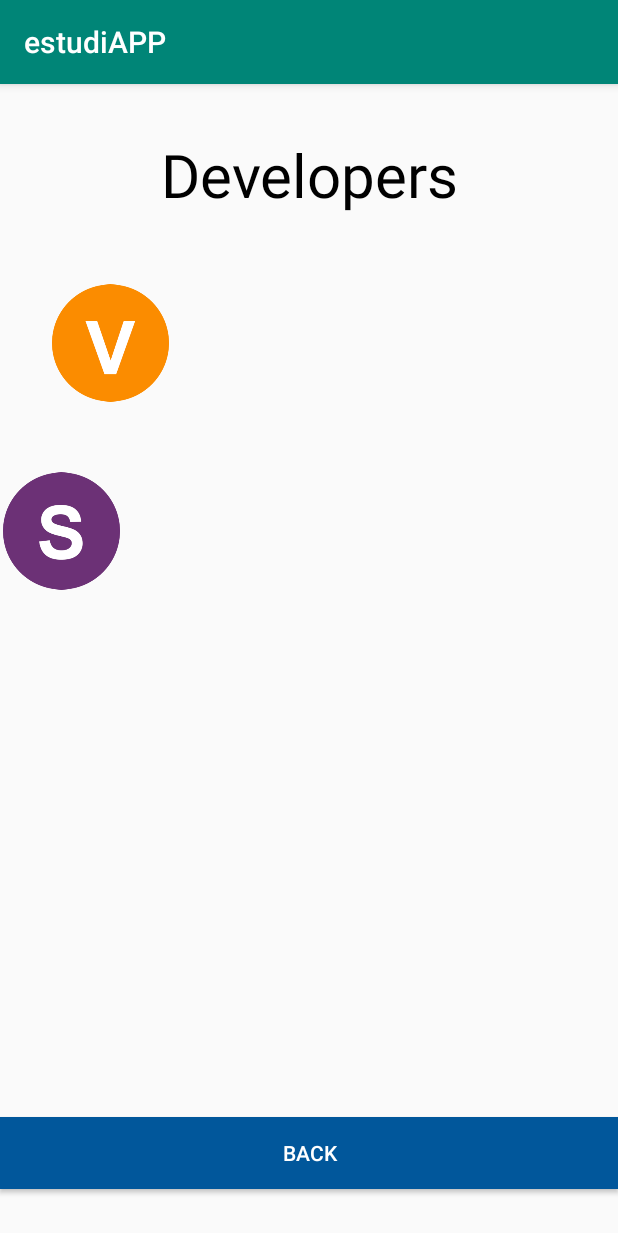
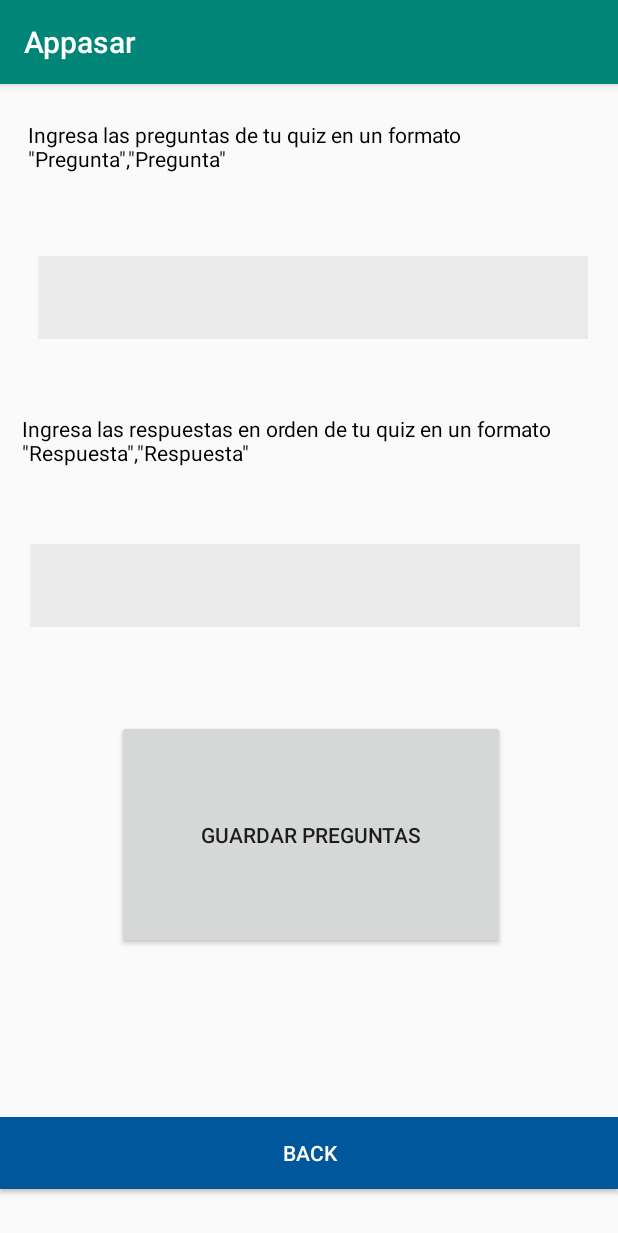
Before and after one commit to anamartinezsan/estudiAPP, an Android app: the DeveloperActivity screen opened directly, with no data from a screen before it, on a phone screen of 412 x 824 dp. Shown: the top 1233 px of the screen. Run offline under Robolectric (Android 15) with nearby library versions, the light colour scheme and no system bars.

Commit message:
crear quiz parte 1

```diff
--- a/app/src/main/AndroidManifest.xml
+++ b/app/src/main/AndroidManifest.xml
@@ -5,7 +5,7 @@
     <application
         android:allowBackup="true"
         android:icon="@mipmap/ic_launcher"
-        android:label="@string/app_name"
+        android:label="Appasar"
         android:roundIcon="@mipmap/ic_launcher_round"
         android:supportsRtl="true"
         android:theme="@style/AppTheme">
--- a/app/src/main/java/com/example/estudiapp/MainActivity.java
+++ b/app/src/main/java/com/example/estudiapp/MainActivity.java
@@ -17,15 +17,15 @@ public class MainActivity extends AppCompatActivity {
 
         Button startbutton=(Button)findViewById(R.id.button);
         Button aboutbutton=(Button)findViewById(R.id.button2);
-        final EditText nametext=(EditText)findViewById(R.id.editName);
+        //final EditText nametext=(EditText)findViewById(R.id.editName);
 
         startbutton.setOnClickListener(new View.OnClickListener() {
             @Override
             public void onClick(View v) {
-                String name=nametext.getText().toString();
+                //String name=nametext.getText().toString();
                 Intent intent=new Intent(getApplicationContext(),options.class);
                 startActivity(intent);
-                intent.putExtra("myname",name);
+                //intent.putExtra("myname",name);
             }
         });
 
--- a/app/src/main/res/layout/activity_developer.xml
+++ b/app/src/main/res/layout/activity_developer.xml
@@ -3,108 +3,89 @@
     xmlns:tools="http://schemas.android.com/tools"
     android:layout_width="match_parent"
     android:layout_height="match_parent"
+    android:label="Agregar Preguntas"
     tools:context=".DeveloperActivity">
 
     <TextView
-        android:layout_width="fill_parent"
+        android:id="@+id/textView"
+        android:layout_width="377dp"
         android:layout_height="wrap_content"
-        android:textAppearance="?android:attr/textAppearanceLarge"
-        android:text="Developers"
+        android:layout_alignParentTop="true"
+        android:layout_alignParentEnd="true"
+        android:layout_marginTop="24dp"
+        android:layout_marginEnd="16dp"
+        android:text='Ingresa las preguntas de tu quiz en un formato "Pregunta","Pregunta"'
+        android:textColor="@android:color/background_dark"
+        android:textSize="14sp"
+        tools:visibility="visible" />
+
+    <TextView
         android:id="@+id/textView2"
-        android:layout_marginTop="33dp"
-        android:textSize="40dp"
-        android:layout_alignParentTop="true"
-        android:textColor="#000000"
-        android:textAlignment="center"
-        android:layout_alignParentEnd="false"
-        android:layout_alignParentStart="false"
-        android:autoText="true"
-        android:layout_alignParentRight="false" />
+        android:layout_width="377dp"
+        android:layout_height="wrap_content"
+        android:layout_below="@+id/preguntas"
+        android:layout_alignParentEnd="true"
+        android:layout_marginTop="50dp"
+        android:layout_marginEnd="20dp"
+        android:text='Ingresa las respuestas en orden de tu quiz en un formato "Respuesta","Respuesta"'
+        android:textColor="@android:color/background_dark"
+        android:textSize="14sp"
+        tools:visibility="visible" />
+
+    <EditText
+        android:id="@+id/preguntas"
+        android:layout_width="366dp"
+        android:layout_height="55dp"
+        android:layout_below="@+id/textView"
+        android:layout_alignParentStart="true"
+        android:layout_alignParentEnd="true"
+        android:layout_marginStart="25dp"
+        android:layout_marginTop="55dp"
+        android:layout_marginEnd="20dp"
+        android:background="#EBEBEB"
+        android:ems="10"
+        android:inputType="textPersonName"
+        android:textSize="14sp" />
+
+    <EditText
+        android:id="@+id/respuestas"
+        android:layout_width="366dp"
+        android:layout_height="55dp"
+        android:layout_below="@+id/textView2"
+        android:layout_alignParentStart="true"
+        android:layout_alignParentEnd="true"
+        android:layout_marginStart="20dp"
+        android:layout_marginTop="51dp"
+        android:layout_marginEnd="25dp"
+        android:background="#EBEBEB"
+        android:ems="10"
+        android:inputType="textPersonName"
+        android:textSize="14sp" />
 
     <Button
+        android:id="@+id/button4"
         android:layout_width="match_parent"
         android:layout_height="wrap_content"
-        android:text="Back"
-        android:id="@+id/button4"
+        android:layout_alignParentStart="true"
+        android:layout_alignParentLeft="true"
         android:layout_alignParentBottom="true"
-        android:layout_alignParentLeft="true"
-        android:layout_alignParentStart="true"
         android:layout_marginBottom="31dp"
         android:background="#01579B"
+        android:text="Back"
         android:textColor="#ffffff" />
 
-    <ImageView
-        android:id="@+id/imageView"
-        android:layout_width="80dp"
-        android:layout_height="84dp"
-        android:layout_below="@+id/textView2"
-        android:layout_alignEnd="@+id/button4"
-        android:layout_alignRight="@+id/button4"
-        android:layout_marginTop="43dp"
-        android:layout_marginEnd="299dp"
-        android:layout_marginRight="299dp"
-        android:src="@drawable/vikas" />
-
-    <TextView
-        android:id="@+id/textView5"
-        android:layout_width="wrap_content"
-        android:layout_height="wrap_content"
-        android:layout_alignTop="@+id/imageView"
-        android:layout_alignEnd="@+id/textView7"
-        android:layout_alignRight="@+id/textView7"
-        android:layout_marginTop="12dp"
-        android:layout_marginEnd="23dp"
-        android:layout_marginRight="23dp"
-        android:text=""
-        android:textAppearance="?android:attr/textAppearanceLarge" />
-
-    <TextView
-        android:id="@+id/textView6"
-        android:layout_width="wrap_content"
-        android:layout_height="wrap_content"
-        android:layout_below="@+id/textView5"
-        android:layout_alignEnd="@+id/textView5"
-        android:layout_alignRight="@+id/textView5"
-        android:layout_marginTop="5dp"
-        android:layout_marginEnd="-116dp"
-        android:layout_marginRight="-116dp"
-        android:text=""
-        android:textAppearance="?android:attr/textAppearanceMedium" />
-
-    <TextView
-        android:id="@+id/textView7"
-        android:layout_width="wrap_content"
-        android:layout_height="wrap_content"
-        android:layout_below="@+id/imageView"
-        android:layout_centerHorizontal="true"
-        android:layout_marginTop="43dp"
-        android:text=""
-        android:textAppearance="?android:attr/textAppearanceLarge" />
-
-    <TextView
-        android:id="@+id/textView8"
-        android:layout_width="wrap_content"
-        android:layout_height="wrap_content"
-        android:layout_below="@+id/textView7"
-        android:layout_alignStart="@+id/textView7"
-        android:layout_alignLeft="@+id/textView7"
-        android:layout_marginStart="5dp"
-        android:layout_marginLeft="5dp"
-        android:layout_marginTop="7dp"
-        android:text=""
-        android:textAppearance="?android:attr/textAppearanceMedium" />
-
-    <ImageView
-        android:layout_width="80dp"
-        android:layout_height="80dp"
-        android:id="@+id/imageView2"
-        android:src="@drawable/sushant"
-        android:layout_alignTop="@+id/textView7"
-        android:layout_alignParentLeft="true"
+    <Button
+        android:id="@+id/button5"
+        android:layout_width="258dp"
+        android:layout_height="65dp"
+        android:layout_above="@+id/button4"
+        android:layout_below="@+id/respuestas"
         android:layout_alignParentStart="true"
-        android:layout_alignParentEnd="false"
-        android:layout_alignParentBottom="false"
-        android:layout_alignParentTop="false"
-        android:layout_alignWithParentIfMissing="false" />
+        android:layout_alignParentEnd="true"
+        android:layout_marginStart="78dp"
+        android:layout_marginTop="62dp"
+        android:layout_marginEnd="75dp"
+        android:layout_marginBottom="112dp"
+        android:text="Guardar preguntas" />
 
 </RelativeLayout>
--- a/app/src/main/res/layout/activity_main.xml
+++ b/app/src/main/res/layout/activity_main.xml
@@ -4,61 +4,50 @@
     xmlns:tools="http://schemas.android.com/tools"
     android:layout_width="match_parent"
     android:layout_height="match_parent"
+    android:background="#00CAC4C4"
     tools:context=".MainActivity">
 
     <TextView
         android:id="@+id/btnLengua"
         android:layout_width="match_parent"
         android:layout_height="62dp"
-        android:layout_alignLeft="@+id/editName"
         android:layout_alignParentStart="true"
         android:layout_alignParentTop="true"
         android:layout_alignParentEnd="true"
         android:layout_marginStart="0dp"
         android:layout_marginLeft="-99dp"
-        android:layout_marginTop="48dp"
+        android:layout_marginTop="45dp"
         android:layout_marginEnd="0dp"
         android:gravity="center"
-        android:text="estudiAPP"
+        android:text="APPasar"
         android:textColor="#F44336"
         android:textSize="36sp" />
 
     <Button
+        android:id="@+id/button"
         android:layout_width="200dp"
         android:layout_height="52dp"
+        android:layout_above="@+id/button2"
+        android:layout_alignParentEnd="true"
+        android:layout_marginEnd="108dp"
+        android:layout_marginBottom="99dp"
+        android:background="#FF5722"
         android:text="Start"
-        android:id="@+id/button"
-        android:textSize="30dp"
-        android:layout_above="@+id/button2"
-        android:layout_alignLeft="@+id/editName"
-        android:layout_alignStart="@+id/editName"
-        android:layout_marginBottom="25dp"
-        android:background="#FF5722"
-        android:textColor="#ffffff" />
-
-    <EditText
-        android:layout_width="wrap_content"
-        android:layout_height="wrap_content"
-        android:inputType="textPersonName"
-        android:ems="10"
-        android:id="@+id/editName"
-        android:textColor="#df040b"
-        android:hint="Enter your name"
-        android:layout_centerVertical="true"
-        android:layout_centerHorizontal="true" />
+        android:textColor="#ffffff"
+        android:textSize="30dp" />
 
     <Button
+        android:id="@+id/button2"
         android:layout_width="200dp"
         android:layout_height="52dp"
-        android:text="About"
-        android:id="@+id/button2"
+        android:layout_alignStart="@+id/button"
+        android:layout_alignLeft="@+id/button"
+        android:layout_alignParentBottom="true"
+        android:layout_marginBottom="33dp"
+        android:background="#01579B"
+        android:text="Crear Quiz"
+        android:textColor="#ffffff"
         android:textSize="30dp"
-        android:layout_marginBottom="33dp"
-        android:layout_alignParentBottom="true"
-        android:layout_alignLeft="@+id/button"
-        android:layout_alignStart="@+id/button"
-        android:background="#01579B"
-        android:visibility="invisible"
-        android:textColor="#ffffff" />
+        android:visibility="visible" />
 
 </RelativeLayout>
```
